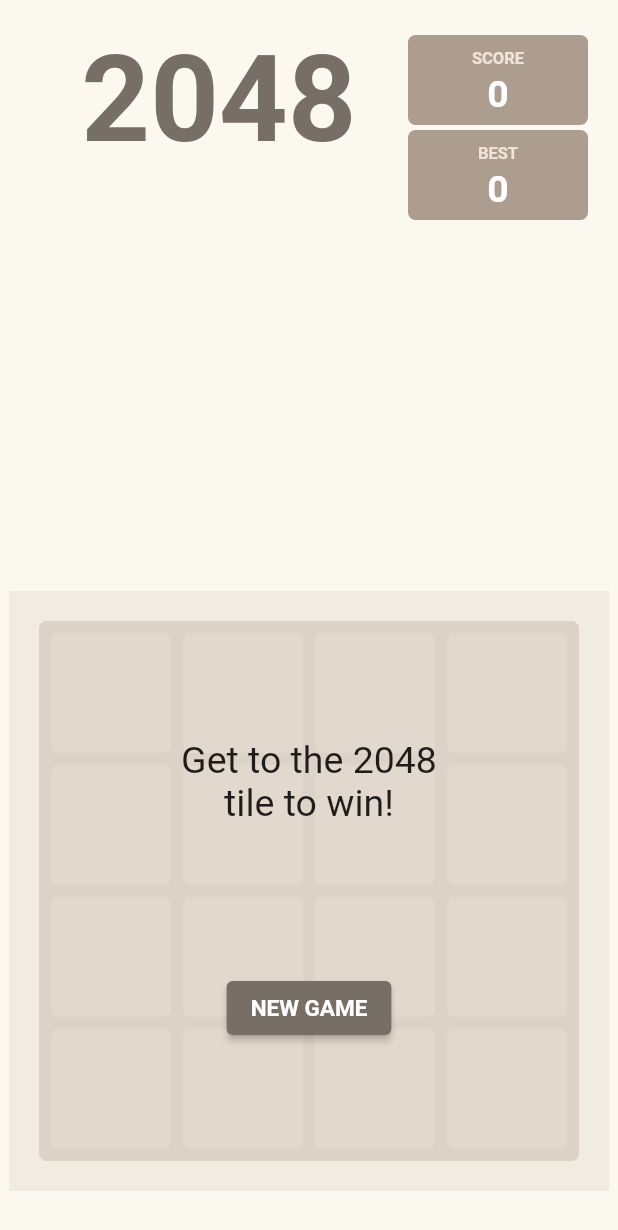
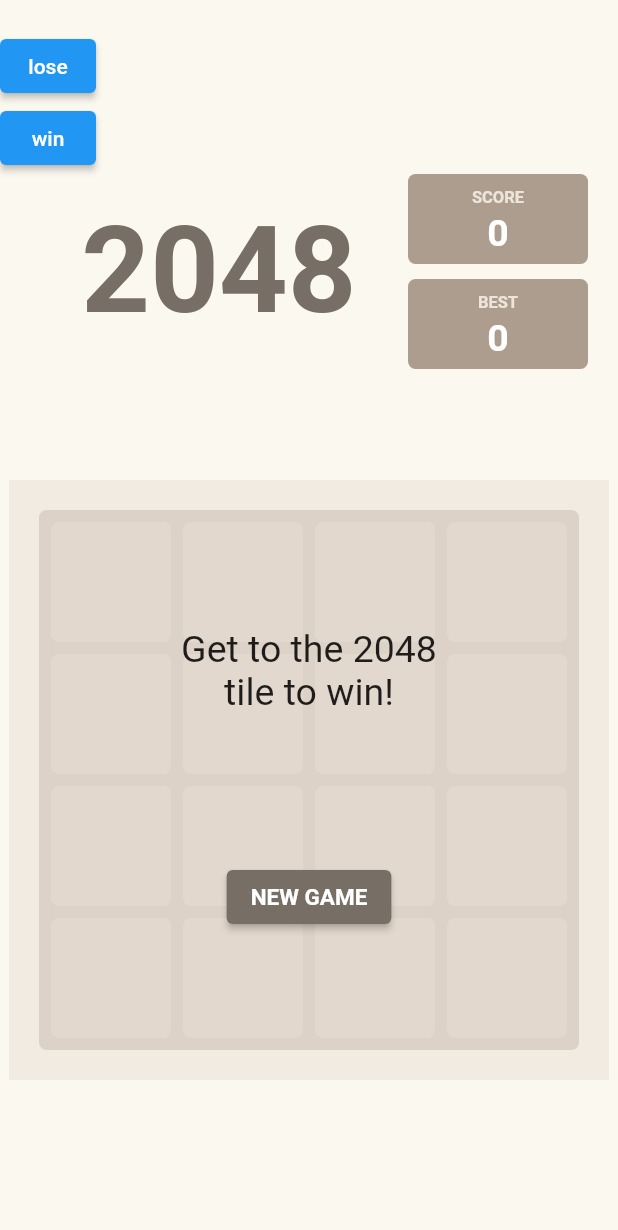
Before and after one commit to alexdoloz/flutter2048, a Flutter app: the screen it shows after launch, on a phone screen of 412 x 824 dp. Shown: the top 1230 px of the screen. Run offline on Flutter 3.47's test engine with Material 2 defaults, Android fonts, the light colour scheme and no system bars; our stand-ins replace assets_audio_player, google_fonts, shared_preferences.

Commit message:
Add audio plugin and tracks; fix lose/win prompts

```diff
--- a/lib/main.dart
+++ b/lib/main.dart
@@ -1,4 +1,6 @@
+import 'package:assets_audio_player/assets_audio_player.dart';
 import 'package:flutter/material.dart';
+import 'package:p2048/widgets/centered_square.dart';
 import 'package:p2048/widgets/game_field_background.dart';
 import 'package:p2048/widgets/you_lose_prompt.dart';
 import 'widgets/game_field.dart';
@@ -11,7 +13,40 @@ void main() {
   runApp(App());
 }
 
+var player = AssetsAudioPlayer();
+
 class App extends StatelessWidget {
+   Widget _widgetForStatus(GameState status) {
+    switch (status) {
+    case GameState.notStarted: return CenteredSquare(
+      key: ValueKey(0),
+      children: [
+        GameFieldBackground(),
+        NewGamePrompt(),
+      ],
+    );
+    case GameState.lost: return CenteredSquare(
+      key: ValueKey(1),
+      children: [
+        GameFieldWidget(),
+        YouLosePrompt(),
+      ]
+    );
+    case GameState.inProgress:
+    case GameState.wonInProgress: return CenteredSquare(
+      key: ValueKey(2),
+      children: [GameFieldWidget()],
+    );
+    case GameState.won: return CenteredSquare(
+      key: ValueKey(3),
+      children: [
+        GameFieldWidget(),
+        YouWinPrompt(),
+      ]
+    );
+    }
+  }
+
   @override
   Widget build(BuildContext context) {
     return MaterialApp(
@@ -20,85 +55,44 @@ class App extends StatelessWidget {
         primarySwatch: Colors.blue,
       ),
       home: Scaffold(
-        body: SafeArea(
+        body: Builder(
+          builder: (context) {
+            return SafeArea(
               child: Container(
                 color: Color(0xfffaf8ef),
                 child: Padding(
                   padding: const EdgeInsets.fromLTRB(0, 20, 0, 30),
                   child: ValueListenableBuilder(
                     valueListenable: GameManager.shared.status,
-                builder: (_, status, __) {
+                    builder: (_, GameState status, __) {
                       return Column(
-                      mainAxisAlignment: MainAxisAlignment.spaceBetween,
+                        mainAxisAlignment: MainAxisAlignment.start,
                         mainAxisSize: MainAxisSize.max,
                         crossAxisAlignment: CrossAxisAlignment.start,
                         children: [
-                        SizedBox(
-                            height: 130,
-                            child: GameHeader(),
+                          ElevatedButton(onPressed: () {
+                            GameManager.shared.status.value = GameState.lost;
+                          }, child: Text("lose")),
+                          ElevatedButton(onPressed: () {
+                            GameManager.shared.status.value = GameState.won;
+                          }, child: Text("win")),
+                          GameHeader(),
+                          Spacer(),
+                          AnimatedSwitcher(
+                            duration: Duration(milliseconds: 250),
+                            child: _widgetForStatus(status),
                           ),
                           Spacer(),
-                        if (status == GameState.notStarted)
-                        CenteredSquare(
-                          children: [
-                            GameFieldBackground(),
-                            NewGamePrompt(),
-                          ],
-                        ),
-                        if (status == GameState.lost)
-                        CenteredSquare(
-                          children: [
-                            GameFieldWidget(),
-                            YouLosePrompt(),
-                          ]
-                        ),
-                        if (status == GameState.won)
-                        CenteredSquare(
-                          children: [
-                            GameFieldWidget(),
-                            YouWinPrompt(),
-                          ]
-                        ),
-                        if (
-                          status == GameState.inProgress ||
-                          status == GameState.wonInProgress
-                        )
-                        CenteredSquare(
-                          children: [GameFieldWidget()],
-                        ),
                         ],
                       );
                     }
                   ),
                 ),
               ),
+            );
+          }
         ),
         ),
     );
   }
 }
-
-class CenteredSquare extends StatelessWidget {
-  final List<Widget> children;
-
-  const CenteredSquare({
-    Key? key,
-    required List<Widget> children
-  }) :
-    this.children = children,
-    super(key: key);
-
-  @override
-  Widget build(BuildContext context) {
-    return Center(
-      child: SizedBox(
-        width: 400,
-        height: 400,
-        child: Stack(
-          alignment: Alignment.center,
-          children: children,
-        ),
-      ),
-    );
-  }
-}
--- /dev/null
+++ b/lib/utils/colors.dart
@@ -0,0 +1,32 @@
+import 'dart:ui';
+import 'package:flutter/material.dart';
+
+/// Constants with durations
+class GameColors {
+  static const List<Color> tileBackground = [
+    Color(0x59eee4da),
+    Color(0xFFF06292),
+    Color(0xffede0c8),
+    Color(0xfff2b179),
+    Color(0xfff59563),
+    Color(0xfff67c5f),
+    Color(0xfff65e3b),
+    Color(0xffedcf72),
+    Color(0xffedcc61),
+    Color(0xffedc850),
+    Color(0xffedc53f),
+    Color(0xffedc22e)
+  ];
+
+  /// Text and button color
+  static const darkForeground = Color(0xff776e65);
+
+  /// Light text color
+  static const lightForeground = Color(0xfff9f6f2);
+
+  /// Main screen color
+  static const screenBackground = Color(0xfffaf8ef);
+
+  /// For win/lose widgets
+  static const semiTransparentBackground = Color(0xaaeee4da);
+}
--- /dev/null
+++ b/lib/widgets/centered_square.dart
@@ -0,0 +1,26 @@
+import 'package:flutter/material.dart';
+
+class CenteredSquare extends StatelessWidget {
+  final List<Widget> children;
+
+  const CenteredSquare({
+    Key? key,
+    required List<Widget> children
+  }) :
+    this.children = children,
+    super(key: key);
+
+  @override
+  Widget build(BuildContext context) {
+    return Center(
+      child: SizedBox(
+        width: 400,
+        height: 400,
+        child: Stack(
+          alignment: Alignment.center,
+          children: children,
+        ),
+      ),
+    );
+  }
+}
--- a/lib/widgets/game_button.dart
+++ b/lib/widgets/game_button.dart
@@ -1,5 +1,6 @@
 import 'package:flutter/material.dart';
 import 'package:google_fonts/google_fonts.dart';
+import 'package:p2048/utils/colors.dart';
 
 class GameButton extends StatelessWidget {
   final Function onPressed;
@@ -18,7 +19,7 @@ class GameButton extends StatelessWidget {
   Widget build(BuildContext context) {
     return ElevatedButton(
       style: ElevatedButton.styleFrom(
-        primary: Color(0xff776e65),
+        primary: GameColors.darkForeground,
         textStyle: GoogleFonts.roboto(
           textStyle: TextStyle(
             fontSize: 15,
--- a/lib/widgets/game_header.dart
+++ b/lib/widgets/game_header.dart
@@ -35,7 +35,10 @@ class GameHeader extends StatelessWidget {
                   return Column(
                     children: [
                       header!,
-                      if (status != GameState.notStarted) GameButton(
+                      if (
+                        status == GameState.inProgress ||
+                        status == GameState.wonInProgress
+                      ) GameButton(
                         title: "Restart game",
                         onPressed: () {
                           _showAlertDialog(context);
@@ -49,12 +52,14 @@ class GameHeader extends StatelessWidget {
             Container(
               child: Column(
                 mainAxisAlignment: MainAxisAlignment.spaceEvenly,
+                mainAxisSize: MainAxisSize.max,
                 children: [
                   ValueListenableBuilder(
                     valueListenable: GameManager.shared.score,
                     builder: (_, score, __) =>
                       ScoreWidget(scoreLabel: "Score", score: '$score'),
                   ),
+                  SizedBox(height: 10,),
                   ValueListenableBuilder(
                     valueListenable: GameManager.shared.bestScore,
                     builder: (_, bestScore, __) =>
--- a/lib/widgets/game_tile.dart
+++ b/lib/widgets/game_tile.dart
@@ -1,34 +1,21 @@
 import 'package:flutter/material.dart';
 import 'dart:math';
 import 'package:google_fonts/google_fonts.dart';
+import 'package:p2048/utils/colors.dart';
 
 class GameTile extends StatelessWidget {
   static const tileSize = 80.0;
   final int power;
 
+  List<Color> get _backgroundColors => GameColors.tileBackground;
   Color get _backgroundColor =>
     power >= _backgroundColors.length ?
       _backgroundColors.last : _backgroundColors[power];
   Color get _textColor => power < 4 && power > 1 ?
-    Color(0xff776e65) :
-    Color(0xfff9f6f2);
+    GameColors.darkForeground :
+    GameColors.lightForeground;
   String get _tileText => '${pow(2, power)}';
   double get _textSize => 45.0 - (_tileText.length - 1) * 5;
-
-  static List<Color> _backgroundColors = [
-    Color(0x59eee4da),
-    Colors.pink[300]!,
-    Color(0xffede0c8),
-    Color(0xfff2b179),
-    Color(0xfff59563),
-    Color(0xfff67c5f),
-    Color(0xfff65e3b),
-    Color(0xffedcf72),
-    Color(0xffedcc61),
-    Color(0xffedc850),
-    Color(0xffedc53f),
-    Color(0xffedc22e)
-  ];
 
   GameTile(this.power);
   GameTile.empty() : power = 0;
--- a/pubspec.yaml
+++ b/pubspec.yaml
@@ -26,6 +26,7 @@ dependencies:
   cupertino_icons: ^1.0.2
   google_fonts: ^2.1.0
   shared_preferences: ^2.0.0
+  assets_audio_player: ^3.0.3+6
 
 dev_dependencies:
   flutter_test:
@@ -41,7 +42,9 @@ flutter_launcher_name:
 # The following section is specific to Flutter.
 flutter:
   uses-material-design: true
-
+  assets:
+  - sounds/fail.mp3
+  - sounds/win.m4a
   # To add assets to your application, add an assets section, like this:
   # assets:
   #   - images/a_dot_burr.jpeg
```
Also changed, not shown: lib/logic/audio_manager.dart (added, +36 -0 lines), lib/logic/game_manager.dart (+11 -4 lines), lib/widgets/you_lose_prompt.dart (+12 -4 lines), lib/widgets/you_win_prompt.dart (+26 -7 lines), pubspec.lock, 14 other files. Lines whose indentation alone changed are shown as unchanged.
